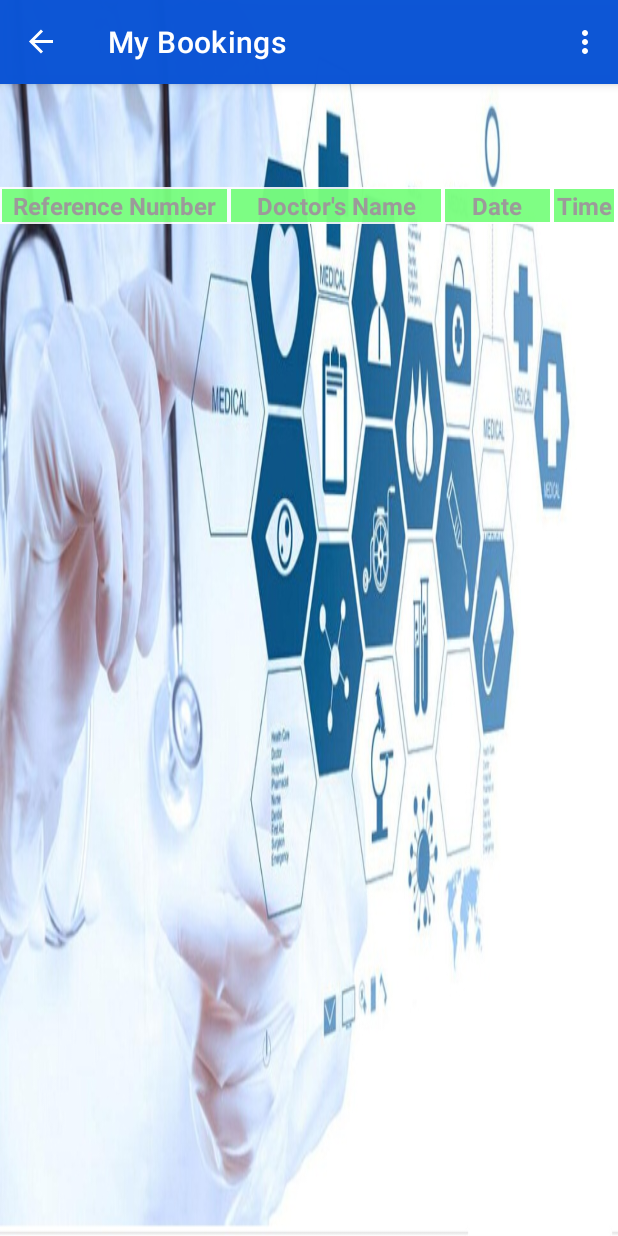
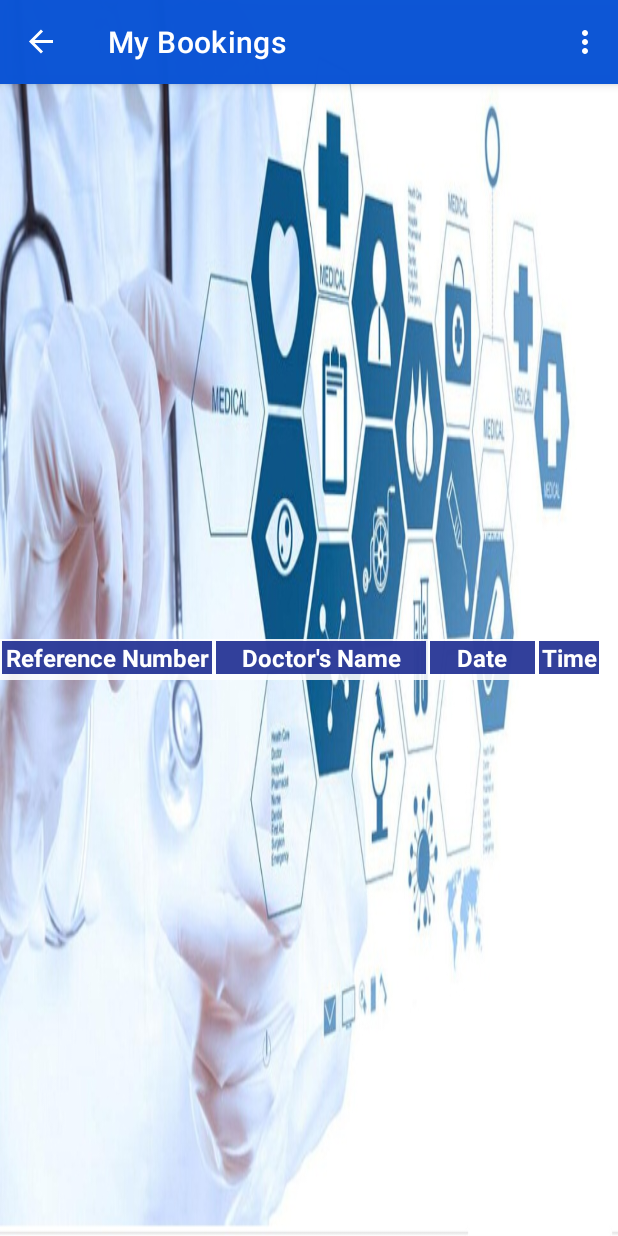
Before and after one commit to Chanaka-Madushan-Herath/Doctor_Apoinment_System, an Android app: the screen it shows after launch (MainActivity), in the side drawer, after a tap on "My Bookings", on a phone screen of 412 x 824 dp. Run offline under Robolectric (Android 15) with nearby library versions, the phone set to English and light mode, and no system bars; our stand-ins replace Firebase (no records; nobody signed in at launch, a user with empty details on screens opened directly), Picasso, navigation-ui; pictures from the network do not load; 1 statement that could not run was skipped.

Commit message:
Change dark theme styles

```diff
--- a/DR/app/src/main/res/layout/fragment_my_bookings.xml
+++ b/DR/app/src/main/res/layout/fragment_my_bookings.xml
@@ -1,42 +1,32 @@
 <?xml version="1.0" encoding="utf-8"?>
-<androidx.constraintlayout.widget.ConstraintLayout
-    xmlns:android="http://schemas.android.com/apk/res/android"
+<androidx.constraintlayout.widget.ConstraintLayout xmlns:android="http://schemas.android.com/apk/res/android"
     xmlns:app="http://schemas.android.com/apk/res-auto"
     xmlns:tools="http://schemas.android.com/tools"
     android:layout_width="match_parent"
-    android:layout_height="match_parent"
-    tools:context=".ui.myBookings.MyBookingsFragment" >
-
-    <TableLayout
-        android:id="@+id/tableLayout"
-        android:layout_width="0dp"
     android:layout_height="wrap_content"
-        android:layout_marginTop="50dp"
-        android:layout_marginBottom="706dp"
-        app:layout_constraintBottom_toBottomOf="parent"
-        app:layout_constraintEnd_toEndOf="parent"
-        app:layout_constraintHorizontal_bias="1.0"
-        app:layout_constraintStart_toStartOf="parent"
-        app:layout_constraintTop_toTopOf="parent">
+    android:layout_gravity="center"
+    tools:context=".ui.myBookings.MyBookingsFragment">
 
     <TableRow
         android:id="@+id/tableRow"
         android:layout_width="match_parent"
-            android:layout_height="40dp"
-            android:layout_marginTop="50dp"
-            android:background="#DFFFFFFF">
+        android:layout_height="27dp"
+        android:background="#DFFFFFFF"
+        app:layout_constraintBottom_toTopOf="@+id/bookingList"
+        app:layout_constraintEnd_toEndOf="parent"
+        app:layout_constraintStart_toStartOf="parent">
 
         <TextView
             android:id="@+id/textView3"
-                android:layout_width="150dp"
+            android:layout_width="140dp"
             android:layout_height="wrap_content"
             android:layout_margin="1dp"
             android:layout_marginStart="3dp"
             android:layout_marginLeft="3dp"
-                android:background="#A83EFD45"
+            android:background="#DA10208A"
             android:gravity="center"
-                android:text="Reference Number"
-                android:textColor="#9C9A9A"
+            android:text="@string/reference_number"
+            android:textColor="#FFFFFF"
             android:textSize="16sp"
             android:textStyle="bold" />
 
@@ -45,10 +35,10 @@
             android:layout_width="140dp"
             android:layout_height="wrap_content"
             android:layout_margin="1dp"
-                android:background="#A83EFD45"
+            android:background="#DA10208A"
             android:gravity="center"
-                android:text="Doctor's Name"
-                android:textColor="#9C9A9A"
+            android:text="@string/doctor_s_name"
+            android:textColor="#FFFFFF"
             android:textSize="16sp"
             android:textStyle="bold" />
 
@@ -57,10 +47,10 @@
             android:layout_width="70dp"
             android:layout_height="wrap_content"
             android:layout_margin="1dp"
-                android:background="#A83EFD45"
+            android:background="#DA10208A"
             android:gravity="center"
-                android:text="Date"
-                android:textColor="#9C9A9A"
+            android:text="@string/date"
+            android:textColor="#FFFFFF"
             android:textSize="16sp"
             android:textStyle="bold" />
 
@@ -71,27 +61,23 @@
             android:layout_margin="1dp"
             android:layout_marginEnd="3dp"
             android:layout_marginRight="3dp"
-                android:background="#A83EFD45"
+            android:background="#DA10208A"
             android:gravity="center"
-                android:text="Time"
-                android:textColor="#9C9A9A"
+            android:text="@string/time"
+            android:textColor="#FFFFFF"
             android:textSize="16sp"
             android:textStyle="bold" />
 
     </TableRow>
-    </TableLayout>
 
     <androidx.recyclerview.widget.RecyclerView
         android:id="@+id/bookingList"
         android:layout_width="match_parent"
         android:layout_height="wrap_content"
-        android:layout_marginBottom="425dp"
         android:background="#DFFFFFFF"
-        app:layout_constraintBottom_toBottomOf="parent"
         app:layout_constraintEnd_toEndOf="parent"
-        app:layout_constraintHorizontal_bias="1.0"
+        app:layout_constraintHorizontal_bias="0.0"
         app:layout_constraintStart_toStartOf="parent"
-        app:layout_constraintTop_toBottomOf="@+id/tableLayout"
-        app:layout_constraintVertical_bias="0.0" />
+        app:layout_constraintTop_toBottomOf="@+id/tableRow" />
 
 </androidx.constraintlayout.widget.ConstraintLayout>
--- a/DR/app/src/main/res/layout/fragment_view_details.xml
+++ b/DR/app/src/main/res/layout/fragment_view_details.xml
@@ -2,7 +2,7 @@
 <androidx.constraintlayout.widget.ConstraintLayout xmlns:android="http://schemas.android.com/apk/res/android"
     xmlns:app="http://schemas.android.com/apk/res-auto"
     xmlns:tools="http://schemas.android.com/tools"
-    android:layout_width="wrap_content"
+    android:layout_width="match_parent"
     android:layout_height="wrap_content"
     android:background="#DFFFFFFF"
     tools:context=".ui.myBookings.ViewDetailsFragment">
--- a/DR/app/src/main/res/layout/single_booking.xml
+++ b/DR/app/src/main/res/layout/single_booking.xml
@@ -17,7 +17,7 @@
 
         <TextView
             android:id="@+id/bookingReference"
-            android:layout_width="150dp"
+            android:layout_width="140dp"
             android:layout_height="wrap_content"
             android:layout_margin="1dp"
             android:layout_marginStart="3dp"
--- a/DR/app/src/main/res/layout/single_time_slot.xml
+++ b/DR/app/src/main/res/layout/single_time_slot.xml
@@ -5,7 +5,7 @@
     android:layout_width="match_parent"
     android:layout_height="wrap_content"
     android:layout_margin="5dp"
-    android:background="#32000000"
+    android:background="#60686262"
     android:hapticFeedbackEnabled="false">
 
     <LinearLayout
--- a/DR/app/src/main/res/values/strings.xml
+++ b/DR/app/src/main/res/values/strings.xml
@@ -56,4 +56,8 @@
     <string name="book_session">Book Session</string>
     <string name="view_details">Details</string>
     <string name="update">Update</string>
+    <string name="reference_number">Reference Number</string>
+    <string name="date">Date</string>
+    <string name="time">Time</string>
+    <string name="doctor_s_name">Doctor\'s Name</string>
 </resources>
```
Also changed, not shown: DR/app/src/main/res/layout/fragment_book_session.xml (+53 -26 lines), DR/app/src/main/res/layout/fragment_home.xml (+23 -29 lines), DR/app/src/main/res/layout/fragment_login.xml (+8 -1 lines), DR/app/src/main/res/layout/fragment_profile.xml (+23 -12 lines), DR/app/src/main/res/layout/fragment_register.xml (+12 -4 lines), DR/app/src/main/res/layout/fragment_session_list.xml (+18 -11 lines). Lines whose indentation alone changed are shown as unchanged.
